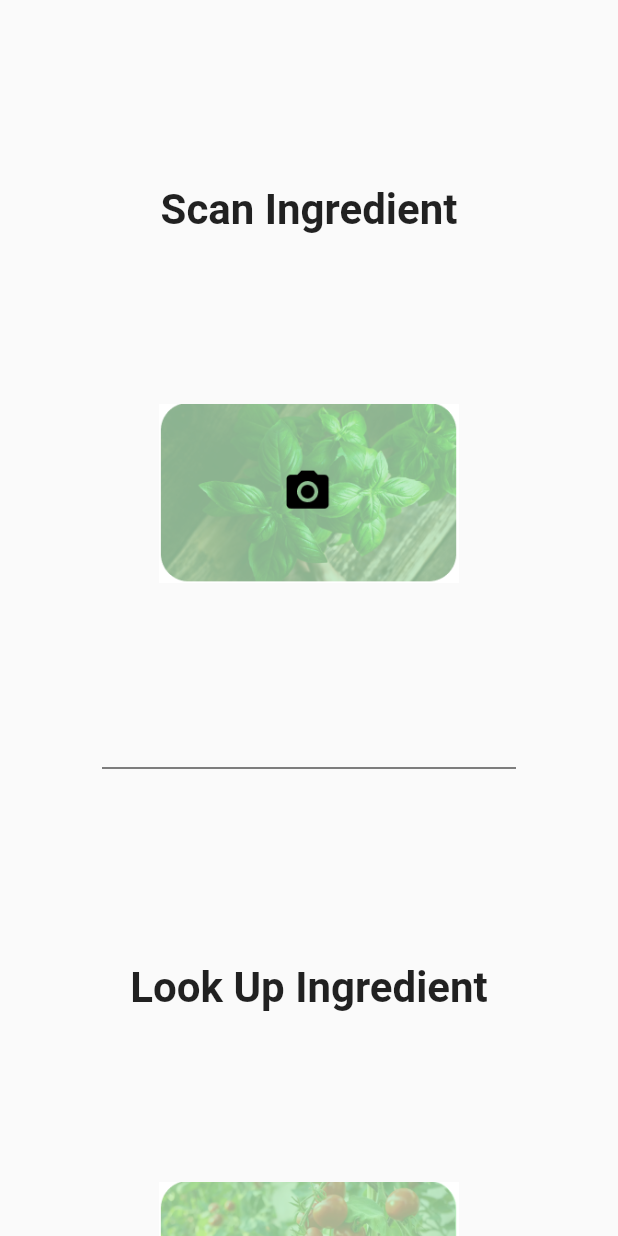
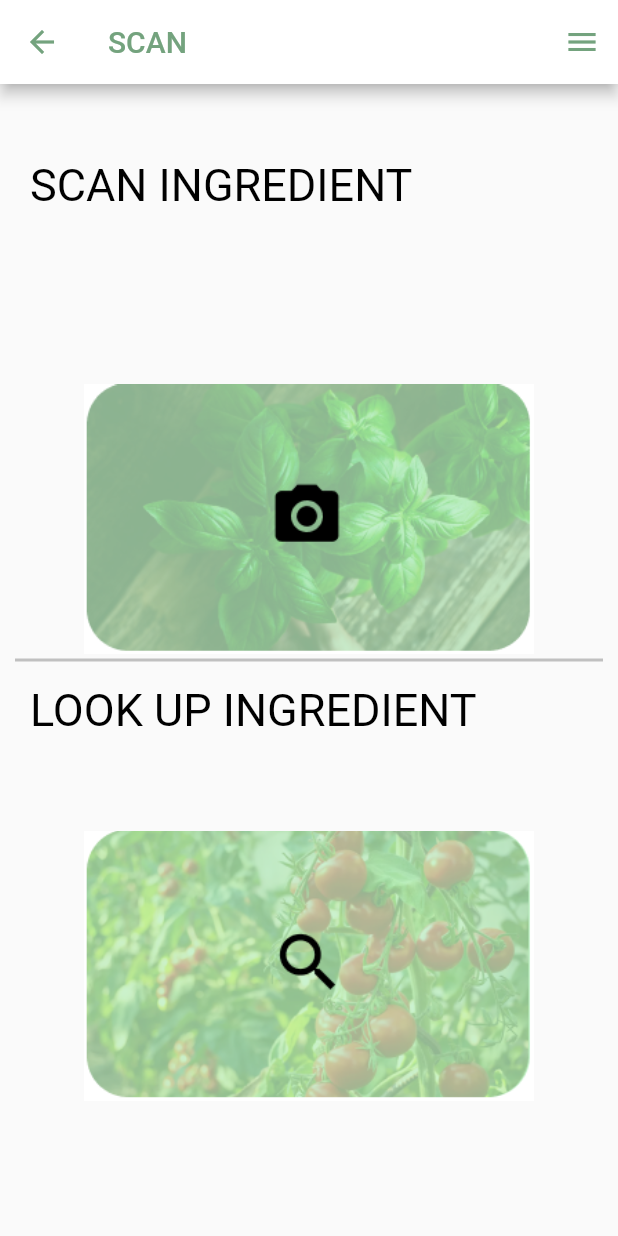
Before and after one commit to Capstone-Projects-2022-Spring/project-gorecipe, a Flutter app: the ScanLookup screen opened directly, on a phone screen of 412 x 824 dp. Run offline on Flutter 3.47's test engine with Material 2 defaults, Android fonts, the light colour scheme and no system bars; our stand-ins replace camera, material_floating_search_bar, shared_preferences, syncfusion_flutter_calendar; accounts and stored records are empty; Roboto replaces fonts that are missing (Consola).

Commit message:
Changed the scanlookup_ingredient page

```diff
--- a/GoRECIPE/gorecipe/lib/Screens/scanlookup_ingredient.dart
+++ b/GoRECIPE/gorecipe/lib/Screens/scanlookup_ingredient.dart
@@ -1,6 +1,10 @@
 import 'package:flutter/material.dart';
 import 'package:gorecipe/Screens/scan_screen.dart';
 import 'package:gorecipe/Screens/want_to_add_ingredient.dart';
+import 'package:gorecipe/Screens/create_account.dart';
+import 'package:gorecipe/Screens/home_screen.dart';
+import 'package:gorecipe/Screens/welcome_screen.dart';
+import 'package:gorecipe/Screens/profile.dart';
 
 class ScanLookup extends StatefulWidget {
   const ScanLookup({Key? key}) : super(key: key);
@@ -10,10 +14,38 @@ class ScanLookup extends StatefulWidget {
 }
 
 class _ScanLookup extends State<ScanLookup> {
-  TextStyle style = const TextStyle(
-    fontFamily: 'Montserrat',
-    fontSize: 20.0,
+  int _selectedIndex = 0;
+
+  static const TextStyle optionStyle = TextStyle(
+    fontSize: 30,
+    fontWeight: FontWeight.bold,
+    color: Colors.black,
   );
+
+  final style = const TextStyle(
+      fontSize: 30, fontWeight: FontWeight.bold, color: Colors.black);
+
+  static const List<Widget> _widgetOptions = <Widget>[
+    Text('Index 0: Home', style: optionStyle),
+    Text(
+      'Index 1: Search',
+      style: optionStyle,
+    ),
+    Text(
+      'Index 2: Scan',
+      style: optionStyle,
+    ),
+    Text(
+      'Index 3: Account',
+      style: optionStyle,
+    ),
+  ];
+
+  void _onItemTapped(int index) {
+    setState(() {
+      _selectedIndex = index;
+    });
+  }
 
   @override
   Widget build(BuildContext context) {
@@ -26,71 +58,204 @@ class _ScanLookup extends State<ScanLookup> {
       ),
     );
 
-    final scanButton = IconButton(
-      icon: Image.asset("assets/images/scanbutton.PNG"),
-      iconSize: 200,
-      onPressed: () {
-        Navigator.push(
-          context,
-          MaterialPageRoute(builder: (context) => const ScanScreen()),
-        );
-      },
-    );
+    final scanButton = Material(
+        child: Stack(children: [
+      InkWell(
+        splashColor: Colors.green,
+        onTap: () {},
+        child: Column(
+          children: [
+            IconButton(
+              icon: Image.asset("assets/images/scanbutton.PNG"),
+              iconSize: 300,
+              onPressed: () {
+                Navigator.push(
+                  context,
+                  //Change it to the scan lookup page
+                  MaterialPageRoute(builder: (context) => const ScanScreen()),
+                );
+              },
+            ),
+          ],
+        ),
+      ),
+    ]));
 
-    const lookupText = Text(
-      "Look Up Ingredient",
-      textAlign: TextAlign.center,
-      textScaleFactor: 2.0,
-      style: TextStyle(
-        fontWeight: FontWeight.bold,
+    final lookupButton = Material(
+        child: Stack(children: [
+      InkWell(
+        splashColor: Colors.green,
+        onTap: () {},
+        child: Column(
+          children: [
+            IconButton(
+              icon: Image.asset("assets/images/lookupbutton.PNG"),
+              iconSize: 300,
+              onPressed: () {
+                Navigator.push(
+                  context,
+                  //Change it to the scan lookup page
+                  MaterialPageRoute(builder: (context) => const ScanLookup()),
+                );
+              },
+            ),
+          ],
+        ),
       ),
-    );
-
-    final lookupButton = IconButton(
-      icon: Image.asset("assets/images/lookupbutton.PNG"),
-      iconSize: 200,
-      onPressed: () {
-        Navigator.push(
-          context,
-          MaterialPageRoute(
-              builder: (context) => const WantToAdd(
-                  key: ObjectKey(ScanLookup()), title: "Add Ingredient")),
-        );
-      },
-    );
+    ]));
 
     return Scaffold(
+      appBar: AppBar(
+        title: const Text(
+          'SCAN',
+          style: TextStyle(color: Color.fromARGB(255, 116, 163, 126)),
+        ),
+        backgroundColor: const Color.fromARGB(255, 255, 255, 255),
+        iconTheme:
+            const IconThemeData(color: Color.fromARGB(255, 116, 163, 126)),
+      ),
+      endDrawer: Drawer(
+        child: ListView(
+          padding: EdgeInsets.zero,
+          children: <Widget>[
+            const DrawerHeader(
+              decoration: BoxDecoration(
+                color: Color.fromARGB(255, 116, 163, 126),
+              ),
+              child: Text(
+                'GoRecipe',
+                style: TextStyle(
+                  color: Colors.white,
+                  fontSize: 24,
+                ),
+              ),
+            ),
+            // ignore: prefer_const_constructors
+            ListTile(
+              leading: const Icon(Icons.home),
+              title: const Text('Home'),
+            ),
+            const ListTile(
+              leading: Icon(Icons.set_meal),
+              title: Text('Set Food Preference'),
+            ),
+            const ListTile(
+              leading: Icon(Icons.book),
+              title: Text('MyCookBook'),
+            ),
+            const ListTile(
+              leading: Icon(Icons.calendar_today_outlined),
+              title: Text('Calendar'),
+            ),
+            ListTile(
+              leading: const Icon(Icons.settings),
+              title: const Text('Settings'),
+              onTap: () {
+                Navigator.push(
+                    context,
+                    MaterialPageRoute(
+                        builder: (context) => const Profile(
+                            key: ObjectKey('profile page'),
+                            title: 'profile page')));
+              },
+            ),
+            ListTile(
+                leading: Icon(Icons.help_center),
+                title: Text('Help'),
+                onTap: () {
+                  Navigator.push(
+                      context,
+                      MaterialPageRoute(
+                          builder: (context) => const WelcomeScreen(
+                              key: ObjectKey('welcome page'),
+                              title: 'welcome page')));
+                }),
+            ListTile(
+                leading: const Icon(Icons.logout),
+                title: const Text('Log Out'),
+                onTap: () {
+                  Navigator.push(
+                      context,
+                      MaterialPageRoute(
+                          builder: (context) => const WelcomeScreen(
+                              key: ObjectKey('welcome page'),
+                              title: 'welcome page')));
+                }),
+          ],
+        ),
+      ),
       body: Center(
-        child: SingleChildScrollView(
-          padding: const EdgeInsets.all(32),
-          child: Padding(
-            padding: const EdgeInsets.all(36.0),
-            child: Column(
-              crossAxisAlignment: CrossAxisAlignment.center,
-              mainAxisAlignment: MainAxisAlignment.center,
-              children: <Widget>[
-                //Declaring sizes of field boxes
-                const SizedBox(height: 55.0),
-                scanText,
-                const SizedBox(height: 65.0),
-                scanButton,
-                Divider(
-                  color: Colors.black,
-                  height: 150.0,
-                  indent: 0,
-                  endIndent: 0,
-                ),
-                const SizedBox(height: 55.0),
-                lookupText,
-                const SizedBox(height: 65.0),
-                lookupButton,
-                const SizedBox(
-                  height: 35.0,
-                ),
-              ],
+        child: Stack(children: [
+          Expanded(
+              child: Stack(children: [
+            Positioned(
+                top: 50.0,
+                left: 20.0,
+                child: Column(children: const <Widget>[
+                  Text(
+                    "SCAN INGREDIENT",
+                    textAlign: TextAlign.left,
+                    textScaleFactor: 2.0,
+                    style: TextStyle(
+                      color: Colors.black,
+                      fontSize: 15.0,
+                      fontWeight: FontWeight.w400,
+                      fontFamily: "Consola",
+                    ),
+                  ),
+                ])),
+            Positioned(
+              left: 20,
+              right: 20,
+              bottom: 320,
+              child: Column(
+                children: <Widget>[
+                  Container(),
+                  scanButton,
+                  const SizedBox(),
+                ],
+              ),
             ),
+          ])),
+          const Divider(
+            height: 800,
+            thickness: 2,
+            indent: 10,
+            endIndent: 10,
+            color: Color.fromARGB(211, 180, 180, 180),
           ),
-        ),
+          Expanded(
+              child: Stack(children: [
+            Positioned(
+                top: 400.0,
+                left: 20.0,
+                child: Column(children: const <Widget>[
+                  Text(
+                    "LOOK UP INGREDIENT",
+                    textAlign: TextAlign.left,
+                    textScaleFactor: 2.0,
+                    style: TextStyle(
+                      color: Colors.black,
+                      fontSize: 15.0,
+                      fontWeight: FontWeight.w400,
+                      fontFamily: "Consola",
+                    ),
+                  ),
+                ])),
+            Positioned(
+              left: 20,
+              right: 20,
+              top: 430.0,
+              child: Column(
+                children: <Widget>[
+                  Container(),
+                  lookupButton,
+                  const SizedBox(),
+                ],
+              ),
+            ),
+          ]))
+        ]),
       ),
     );
   }
```
